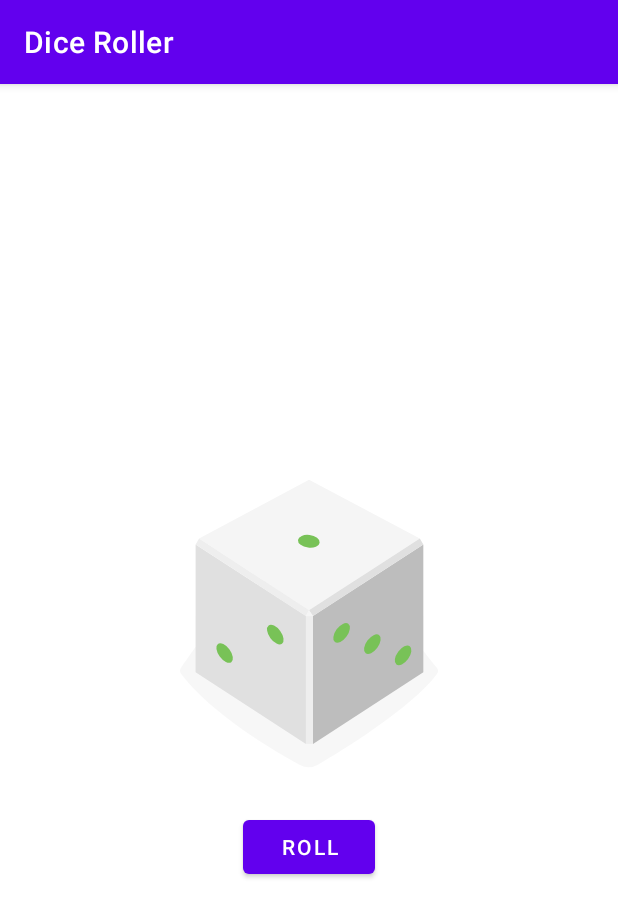
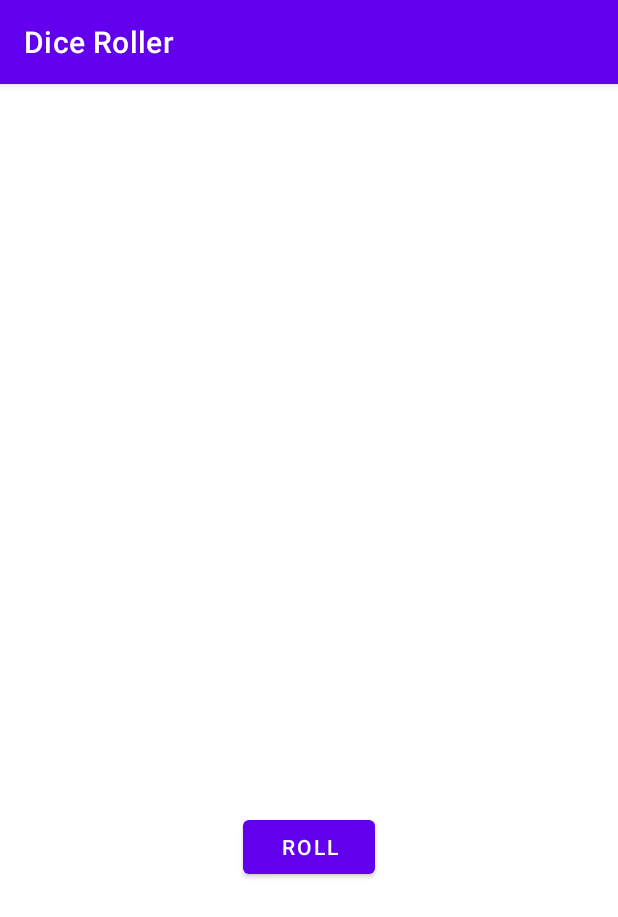
Before and after one commit to fede-debe/DiceRoller, an Android app: the screen it shows after launch (MainActivity), on a phone screen of 412 x 824 dp. Shown: the top 917 px of the screen. Run offline under Robolectric (Android 15) with nearby library versions, the phone set to English and light mode, and no system bars.

Commit message:
the 1st time the user open the app the dice is not displaying on the screen because the user didn't roll yet

```diff
--- a/app/src/main/java/com/example/diceroller/MainActivity.kt
+++ b/app/src/main/java/com/example/diceroller/MainActivity.kt
@@ -3,10 +3,14 @@ package com.example.diceroller
 import androidx.appcompat.app.AppCompatActivity
 import android.os.Bundle
 import android.widget.Button
+import android.widget.ImageView
 import android.widget.Toast
 import kotlinx.android.synthetic.main.activity_main.*
 
 class MainActivity : AppCompatActivity() {
+
+    // optimizing the code, if we use each time the extension directly could be expensive inside a bigger app. I assigned it to this var when needed.
+    lateinit var diceImage: ImageView // we will initialize this var when we need it
 
     override fun onCreate(savedInstanceState: Bundle?) {
         super.onCreate(savedInstanceState)
@@ -19,6 +23,8 @@ class MainActivity : AppCompatActivity() {
             // Toast.makeText(this, "Let's Roll", Toast.LENGTH_LONG).show()
             rollDice() // each time the user click on it will get a result from this method
         }
+        // View assigned to the variable
+        diceImage = dice_image
     }
 
     private fun rollDice() {
@@ -31,6 +37,6 @@ class MainActivity : AppCompatActivity() {
             else-> R.drawable.dice_6
         }
 
-        dice_image.setImageResource(resultImageDice) // we set the image related to the random number to this View
+        diceImage.setImageResource(resultImageDice) // we set the image related to the random number to this View
     }
 }
--- a/app/src/main/res/layout/activity_main.xml
+++ b/app/src/main/res/layout/activity_main.xml
@@ -12,7 +12,7 @@
         android:layout_width="wrap_content"
         android:layout_height="wrap_content"
         android:layout_gravity="center_horizontal"
-        android:src="@drawable/dice_1"/>
+        android:src="@drawable/empty_dice"/>
 
     <Button
         android:id="@+id/btn_roll"
```
